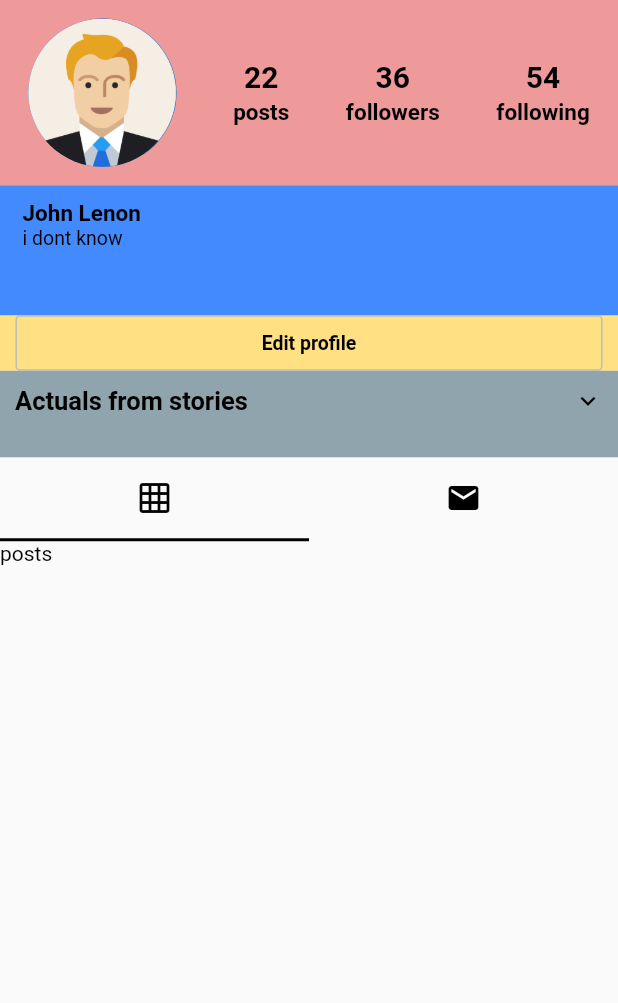
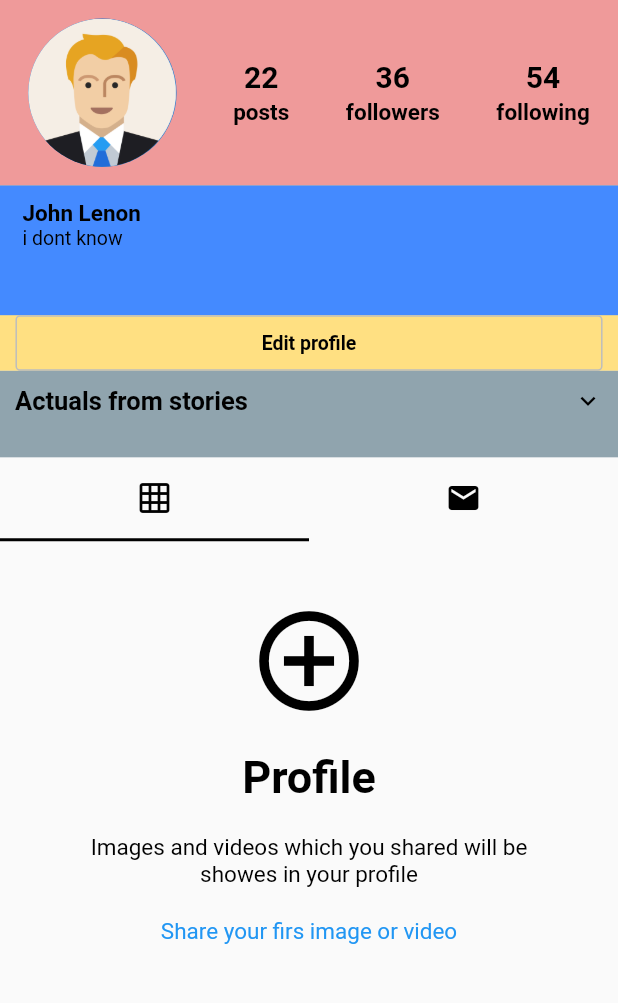
Before and after one commit to karen98bdiw/instagram2, a Flutter app: the ProfileScreen screen opened directly, on a phone screen of 412 x 824 dp, the part 84-1087 px from its top. Run offline on Flutter 3.47's test engine with Material 2 defaults, Android fonts, the phone set to English and light mode, and no system bars; our stand-ins replace flutter_icons.

Commit message:
post widgets

```diff
--- a/lib/screens/profileScreen/ProfileScreen.dart
+++ b/lib/screens/profileScreen/ProfileScreen.dart
@@ -17,7 +17,8 @@ class ProfileScreen extends StatelessWidget {
     return Scaffold(
       appBar: ProfilScreenAppBar(curentUser),
       endDrawer: ProfileScreenDrawer(),
-      body: Column(
+      body: SingleChildScrollView(
+        child: Column(
           crossAxisAlignment: CrossAxisAlignment.stretch,
           children: [
             ProfileScreenInfo(curentUser),
@@ -25,6 +26,7 @@ class ProfileScreen extends StatelessWidget {
             ProfilePosts(),
           ],
         ),
+      ),
     );
   }
 }
--- a/lib/screens/profileScreen/profileScreenWidgets/ProfilePosts.dart
+++ b/lib/screens/profileScreen/profileScreenWidgets/ProfilePosts.dart
@@ -1,9 +1,15 @@
 import 'package:flutter/material.dart';
+
+import './ProfileUserPosts.dart';
 
 class ProfilePosts extends StatelessWidget {
   @override
   Widget build(BuildContext context) {
-    return Expanded(
+    return Container(
+      height: MediaQuery.of(context).size.height -
+          kBottomNavigationBarHeight -
+          kToolbarHeight -
+          20,
       child: DefaultTabController(
         initialIndex: 0,
         length: 2,
@@ -20,16 +26,22 @@ class ProfilePosts extends StatelessWidget {
                 labelColor: Colors.black,
               ),
             ),
-          Expanded(
+            Container(
+              height: MediaQuery.of(context).size.height -
+                  kBottomNavigationBarHeight -
+                  kToolbarHeight -
+                  kToolbarHeight -
+                  20,
               child: TabBarView(
                 children: [
-                Text("posts"),
+                  ProfileUserPosts(),
                   Text("friendPosts"),
                 ],
               ),
-          ),
+            )
           ],
         ),
-    ));
+      ),
+    );
   }
 }
--- /dev/null
+++ b/lib/screens/profileScreen/profileScreenWidgets/ProfileUserPosts.dart
@@ -0,0 +1,68 @@
+import 'package:flutter/material.dart';
+
+class ProfileUserPosts extends StatefulWidget {
+  @override
+  _ProfileUserPostsState createState() => _ProfileUserPostsState();
+}
+
+class _ProfileUserPostsState extends State<ProfileUserPosts> {
+  var posts = [];
+
+  Padding _buildEmptyPostsView() {
+    return Padding(
+      padding: const EdgeInsets.only(left: 50, top: 40, right: 50),
+      child: Column(
+        children: [
+          Icon(
+            Icons.add_circle_outline,
+            size: 80,
+          ),
+          SizedBox(
+            height: 20,
+          ),
+          Text(
+            "Profile",
+            style: TextStyle(
+              fontSize: 30,
+              fontWeight: FontWeight.bold,
+            ),
+          ),
+          SizedBox(
+            height: 20,
+          ),
+          Text(
+            "Images and videos which you shared will be showes in your profile",
+            softWrap: true,
+            style: TextStyle(
+              fontSize: 15,
+            ),
+            textAlign: TextAlign.center,
+          ),
+          SizedBox(
+            height: 20,
+          ),
+          Text(
+            "Share your firs image or video",
+            style: TextStyle(
+              color: Colors.blue,
+              fontSize: 15,
+            ),
+          ),
+        ],
+      ),
+    );
+  }
+
+  Container _buildPostsView() {
+    return Container(
+      child: Center(
+        child: Text("posts"),
+      ),
+    );
+  }
+
+  @override
+  Widget build(BuildContext context) {
+    return posts.isEmpty ? _buildEmptyPostsView() : _buildPostsView();
+  }
+}
```
Lines whose indentation alone changed are shown as unchanged.
